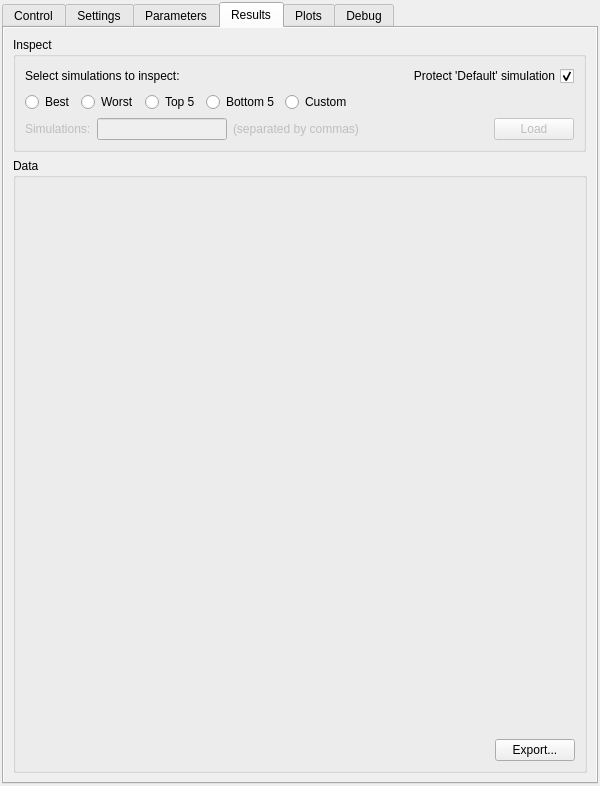
DTOcean/dtocean-app, file designer/shared/advancedposition.ui: the form before one commit.
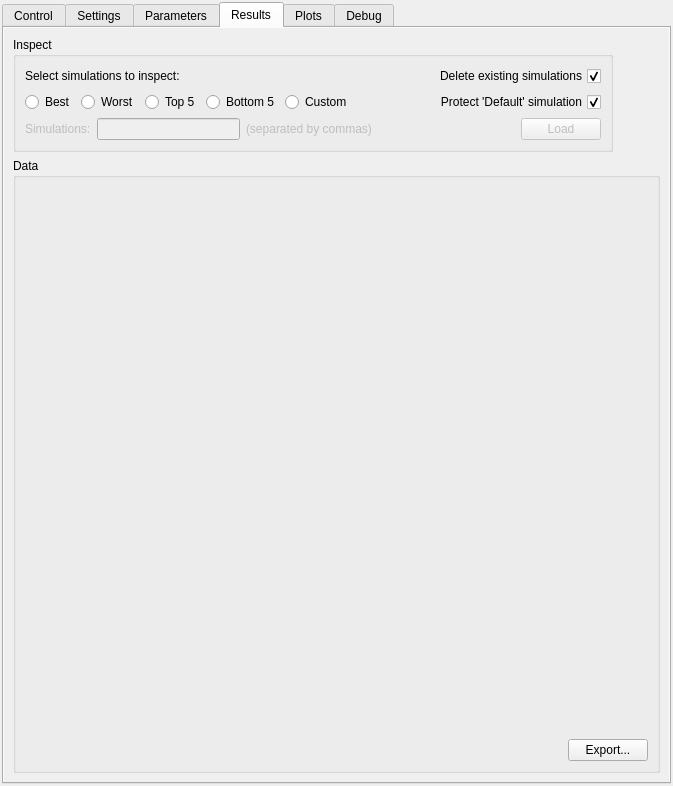
The form after the commit. The open tabs and pages were chosen to show the change.

Commit message: Add option to choose to delete existing sims when loading

```diff
--- a/designer/shared/advancedposition.ui
+++ b/designer/shared/advancedposition.ui
@@ -6,7 +6,7 @@
    <rect>
     <x>0</x>
     <y>0</y>
-    <width>600</width>
+    <width>673</width>
     <height>786</height>
    </rect>
   </property>
@@ -911,12 +911,9 @@
       <attribute name="title">
        <string>Results</string>
       </attribute>
-      <layout class="QVBoxLayout" name="verticalLayout_11" stretch="0,1">
+      <layout class="QVBoxLayout" name="verticalLayout_11">
        <item>
         <layout class="QHBoxLayout" name="horizontalLayout_14" stretch="1,0">
-         <property name="spacing">
-          <number>0</number>
-         </property>
          <item>
           <widget class="QGroupBox" name="inspectBox">
            <property name="sizePolicy">
@@ -936,6 +933,8 @@
            </property>
            <layout class="QVBoxLayout" name="verticalLayout_8">
             <item>
+             <layout class="QGridLayout" name="gridLayout_4">
+              <item row="0" column="0">
              <layout class="QHBoxLayout" name="horizontalLayout_10">
               <item>
                <widget class="QLabel" name="inspectLabel">
@@ -957,22 +956,22 @@
                 </property>
                </spacer>
               </item>
-              <item>
-               <widget class="QCheckBox" name="protectDefaultBox">
+               </layout>
+              </item>
+              <item row="0" column="1">
+               <widget class="QCheckBox" name="deleteSimsBox">
                 <property name="layoutDirection">
                  <enum>Qt::RightToLeft</enum>
                 </property>
                 <property name="text">
-                 <string>Protect 'Default' simulation</string>
+                 <string>Delete existing simulations</string>
                 </property>
                 <property name="checked">
                  <bool>true</bool>
                 </property>
                </widget>
               </item>
-             </layout>
-            </item>
-            <item>
+              <item row="1" column="0">
              <layout class="QHBoxLayout" name="horizontalLayout_9">
               <item>
                <widget class="QRadioButton" name="bestSimButton">
@@ -1039,6 +1038,21 @@
               </item>
              </layout>
             </item>
+              <item row="1" column="1">
+               <widget class="QCheckBox" name="protectDefaultBox">
+                <property name="layoutDirection">
+                 <enum>Qt::RightToLeft</enum>
+                </property>
+                <property name="text">
+                 <string>Protect 'Default' simulation</string>
+                </property>
+                <property name="checked">
+                 <bool>true</bool>
+                </property>
+               </widget>
+              </item>
+             </layout>
+            </item>
             <item>
              <layout class="QHBoxLayout" name="horizontalLayout_7">
               <item>
@@ -1109,7 +1123,7 @@
            </property>
            <property name="sizeHint" stdset="0">
             <size>
-             <width>1</width>
+             <width>13</width>
              <height>20</height>
             </size>
            </property>
```
Left out of the diff: 4 changed lines with no effect on the pictures. Lines whose indentation alone changed are shown as unchanged. The commit also changes 1 other file.
